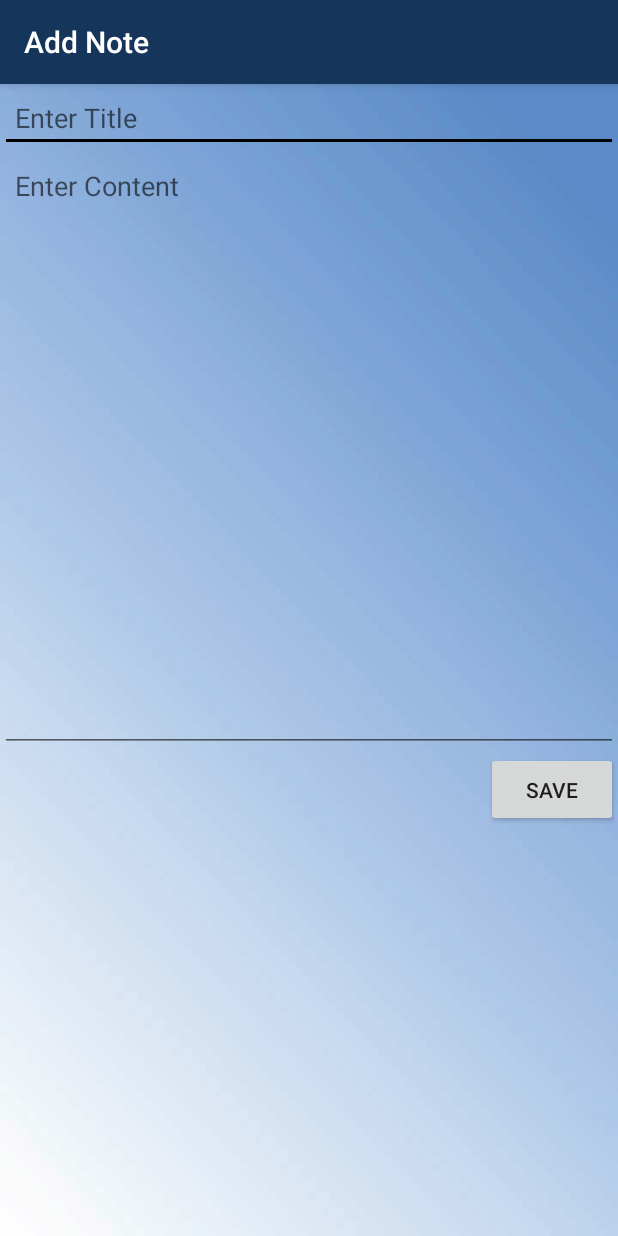
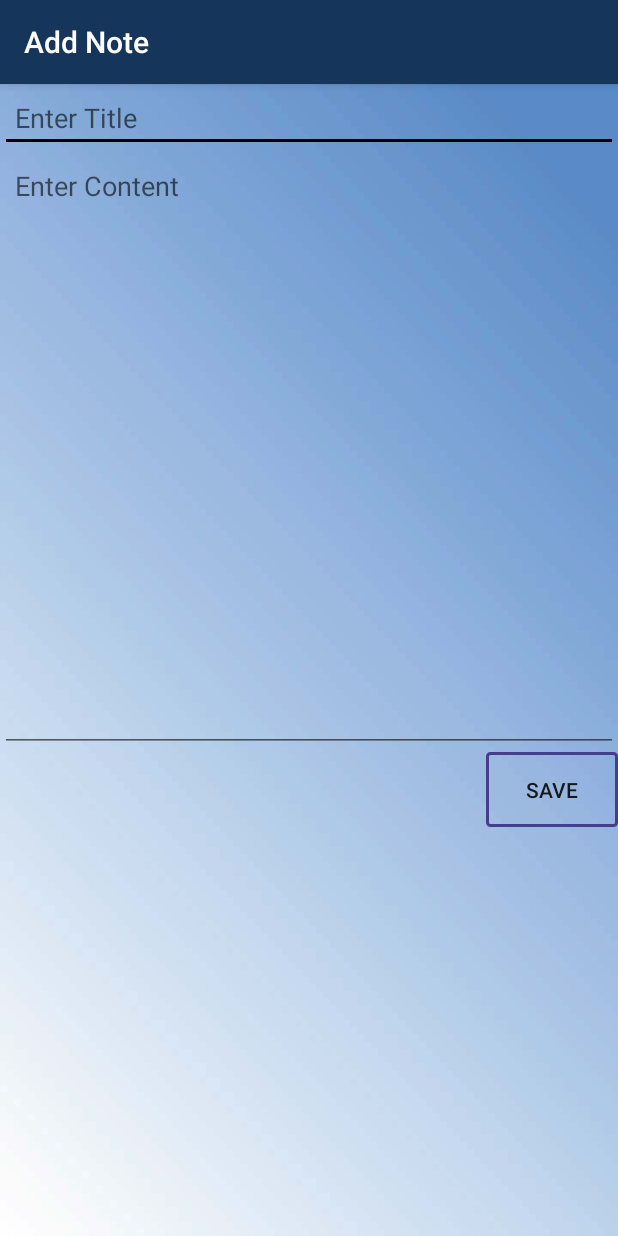
Before and after one commit to davidposs/362First, an Android app: the AddNote screen opened directly, with no data from a screen before it, on a phone screen of 412 x 824 dp. Run offline under Robolectric (Android 15) with nearby library versions, the phone set to English and light mode, and no system bars.

```diff
--- a/app/src/main/java/com/example/emily/a362first/MainActivity.java
+++ b/app/src/main/java/com/example/emily/a362first/MainActivity.java
@@ -69,6 +69,7 @@ public class MainActivity extends AppCompatActivity implements SensorEventListen
 
         /* Quote of the Day */
         QoTD = (TextView) findViewById(R.id.quote);
+
         new DownloadXML().execute(URL);
 
         /* Weather */
--- a/app/src/main/res/layout/activity_add_note.xml
+++ b/app/src/main/res/layout/activity_add_note.xml
@@ -2,37 +2,39 @@
 <LinearLayout xmlns:android="http://schemas.android.com/apk/res/android"
     xmlns:tools="http://schemas.android.com/tools"
     android:id="@+id/activity_add_reflection"
+    android:layout_width="match_parent"
+    android:layout_height="match_parent"
+    android:background="@drawable/background_generic"
     android:orientation="vertical"
-    android:layout_width="match_parent"
-    android:background="@drawable/background_generic"
-    android:layout_height="match_parent"
     tools:context="com.example.emily.a362first.AddNote">
 
     <EditText
+        android:id="@+id/enter_title"
         android:layout_width="match_parent"
         android:layout_height="wrap_content"
-        android:paddingStart="10dp"
+        android:ems="10"
+        android:hint="Enter Title"
+        android:inputType="textPersonName"
         android:paddingEnd="10dp"
-        android:inputType="textPersonName"
-        android:hint="Enter Title"
-        android:ems="10"
-        android:id="@+id/enter_title" />
+        android:paddingStart="10dp" />
 
-    <EditText android:id="@+id/enter_content"
+    <EditText
+        android:id="@+id/enter_content"
         android:layout_width="match_parent"
         android:layout_height="400dp"
-        android:paddingStart="10dp"
-        android:paddingEnd="10dp"
-        android:inputType="textMultiLine"
         android:ems="10"
         android:gravity="top"
-        android:hint="@string/enter_content" />
+        android:hint="@string/enter_content"
+        android:inputType="textMultiLine"
+        android:paddingEnd="10dp"
+        android:paddingStart="10dp" />
 
     <Button
         android:layout_width="wrap_content"
         android:layout_height="50dp"
-        android:text="@string/button_save"
         android:layout_gravity="end"
-        android:onClick="saveMessage" />
+        android:background="@drawable/rectangle_button_transparent"
+        android:onClick="saveMessage"
+        android:text="@string/button_save" />
 
 </LinearLayout>
```
Also changed, not shown: app/src/main/res/layout/activity_main.xml (+45 -43 lines).
